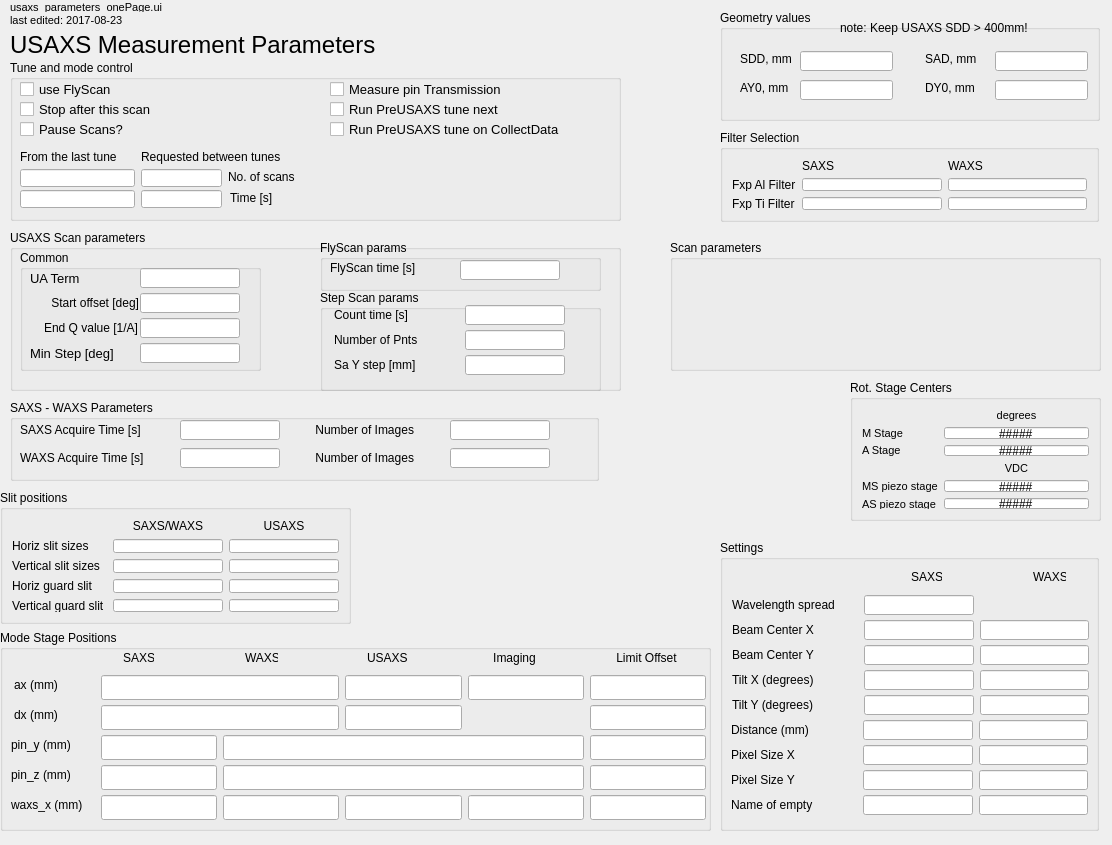
Above: usaxs/usaxs_parameters_onePage.ui from APS-USAXS/caQtDM-screens before the change. Below: the same form after it.
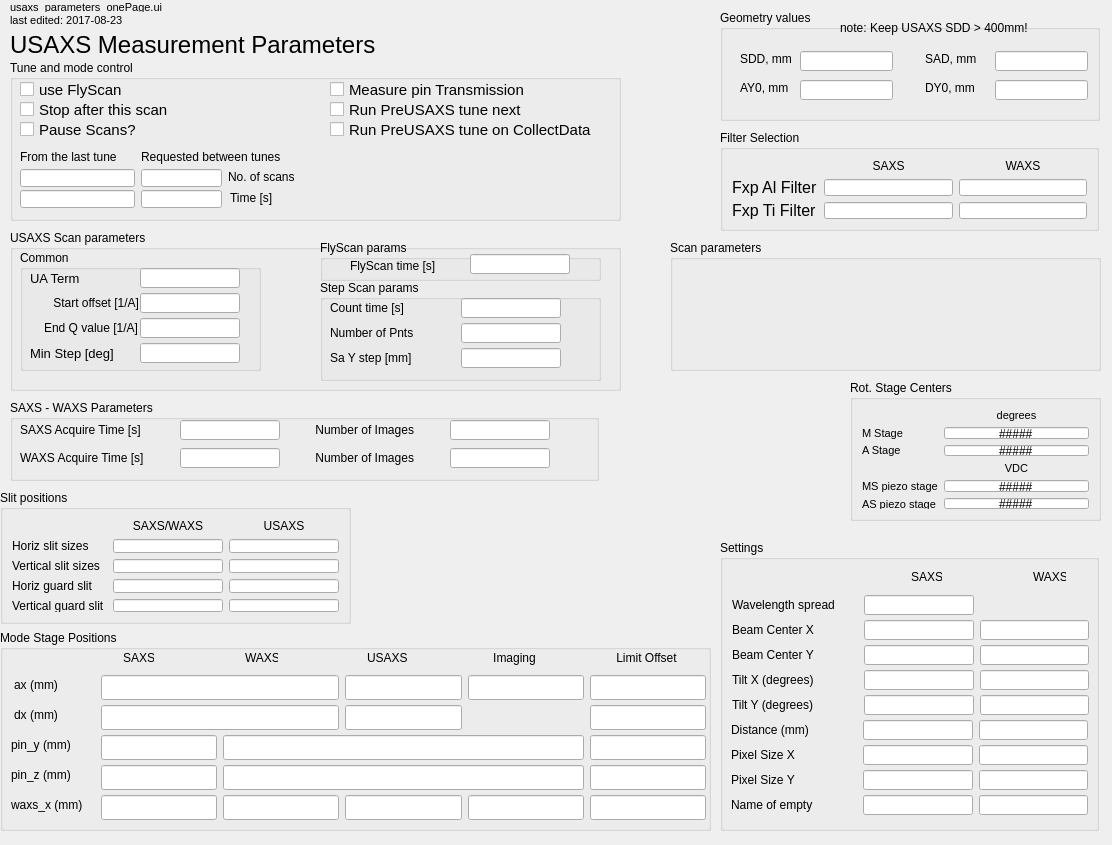
That is the form after the change. Custom widgets are drawn as their Qt base class.

Diff of the .ui file:
```diff
--- a/usaxs/usaxs_parameters_onePage.ui
+++ b/usaxs/usaxs_parameters_onePage.ui
@@ -135,7 +135,7 @@
        </rect>
       </property>
       <property name="text">
-       <string>&lt;html&gt;&lt;head/&gt;&lt;body&gt;&lt;p&gt;Start offset [deg]&lt;/p&gt;&lt;/body&gt;&lt;/html&gt;</string>
+       <string>&lt;html&gt;&lt;head/&gt;&lt;body&gt;&lt;p&gt;Start offset [1/A]&lt;/p&gt;&lt;/body&gt;&lt;/html&gt;</string>
       </property>
       <property name="alignment">
        <set>Qt::AlignRight|Qt::AlignTrailing|Qt::AlignVCenter</set>
@@ -274,7 +274,7 @@
        <x>310</x>
        <y>10</y>
        <width>281</width>
-       <height>51</height>
+       <height>41</height>
       </rect>
      </property>
      <property name="title">
@@ -283,8 +283,8 @@
      <widget class="QLabel" name="label_10">
       <property name="geometry">
        <rect>
-        <x>10</x>
-        <y>20</y>
+        <x>30</x>
+        <y>18</y>
         <width>111</width>
         <height>16</height>
        </rect>
@@ -296,8 +296,8 @@
      <widget class="caTextEntry" name="catextentry_24">
       <property name="geometry">
        <rect>
-        <x>140</x>
-        <y>20</y>
+        <x>150</x>
+        <y>14</y>
         <width>100</width>
         <height>20</height>
        </rect>
@@ -324,7 +324,7 @@
      <property name="geometry">
       <rect>
        <x>310</x>
-       <y>60</y>
+       <y>50</y>
        <width>281</width>
        <height>101</height>
       </rect>
@@ -335,8 +335,8 @@
      <widget class="QLabel" name="label_8">
       <property name="geometry">
        <rect>
-        <x>14</x>
-        <y>17</y>
+        <x>10</x>
+        <y>20</y>
         <width>89</width>
         <height>16</height>
        </rect>
@@ -348,8 +348,8 @@
      <widget class="QLabel" name="label_6">
       <property name="geometry">
        <rect>
-        <x>14</x>
-        <y>42</y>
+        <x>10</x>
+        <y>45</y>
         <width>97</width>
         <height>16</height>
        </rect>
@@ -361,8 +361,8 @@
      <widget class="QLabel" name="label_4">
       <property name="geometry">
        <rect>
-        <x>14</x>
-        <y>67</y>
+        <x>10</x>
+        <y>70</y>
         <width>95</width>
         <height>16</height>
        </rect>
@@ -374,8 +374,8 @@
      <widget class="caTextEntry" name="catextentry_14">
       <property name="geometry">
        <rect>
-        <x>145</x>
-        <y>15</y>
+        <x>141</x>
+        <y>18</y>
         <width>100</width>
         <height>20</height>
        </rect>
@@ -397,8 +397,8 @@
      <widget class="caTextEntry" name="catextentry_13">
       <property name="geometry">
        <rect>
-        <x>145</x>
-        <y>65</y>
+        <x>141</x>
+        <y>68</y>
         <width>100</width>
         <height>20</height>
        </rect>
@@ -420,8 +420,8 @@
      <widget class="caTextEntry" name="catextentry_10">
       <property name="geometry">
        <rect>
-        <x>145</x>
-        <y>40</y>
+        <x>141</x>
+        <y>43</y>
         <width>100</width>
         <height>20</height>
        </rect>
@@ -1546,17 +1546,6 @@
       <enum>caLineEdit::Static</enum>
      </property>
     </widget>
-    <zorder>label_18</zorder>
-    <zorder>catextentry_111</zorder>
-    <zorder>label_66</zorder>
-    <zorder>label_82</zorder>
-    <zorder>catextentry_109</zorder>
-    <zorder>groupBox_14</zorder>
-    <zorder>label</zorder>
-    <zorder>label_57</zorder>
-    <zorder>label_54</zorder>
-    <zorder>catextentry_68</zorder>
-    <zorder>catextentry_69</zorder>
    </widget>
    <widget class="QGroupBox" name="groupBox_14">
     <property name="geometry">
@@ -1587,7 +1576,7 @@
      </property>
      <property name="font">
       <font>
-       <pointsize>10</pointsize>
+       <pointsize>11</pointsize>
       </font>
      </property>
      <property name="text">
@@ -1614,7 +1603,7 @@
      </property>
      <property name="font">
       <font>
-       <pointsize>10</pointsize>
+       <pointsize>11</pointsize>
       </font>
      </property>
      <property name="text">
@@ -1650,7 +1639,7 @@
      </property>
      <property name="font">
       <font>
-       <pointsize>10</pointsize>
+       <pointsize>11</pointsize>
       </font>
      </property>
      <property name="text">
@@ -1852,14 +1841,14 @@
      </property>
      <property name="font">
       <font>
-       <pointsize>10</pointsize>
+       <pointsize>11</pointsize>
       </font>
      </property>
      <property name="text">
       <string>use FlyScan</string>
      </property>
      <property name="channel" stdset="0">
-      <string notr="true">9idcLAX:USAXS:useFlyscan</string>
+      <string notr="true">9idcLAX:USAXS:UseFlyscan</string>
      </property>
     </widget>
     <widget class="caToggleButton" name="catogglebutton_5">
@@ -1879,7 +1868,7 @@
      </property>
      <property name="font">
       <font>
-       <pointsize>10</pointsize>
+       <pointsize>11</pointsize>
       </font>
      </property>
      <property name="text">
@@ -1906,7 +1895,7 @@
      </property>
      <property name="font">
       <font>
-       <pointsize>10</pointsize>
+       <pointsize>11</pointsize>
       </font>
      </property>
      <property name="text">
@@ -1923,29 +1912,40 @@
       <x>720</x>
       <y>130</y>
       <width>379</width>
-      <height>92</height>
+      <height>101</height>
      </rect>
     </property>
     <property name="title">
      <string>Filter Selection</string>
     </property>
     <layout class="QGridLayout" name="gridLayout_6">
-     <item row="0" column="1">
-      <widget class="QLabel" name="label_29">
-       <property name="text">
-        <string>SAXS</string>
-       </property>
-      </widget>
-     </item>
      <item row="0" column="2">
       <widget class="QLabel" name="label_19">
        <property name="text">
         <string>WAXS</string>
        </property>
+       <property name="alignment">
+        <set>Qt::AlignCenter</set>
+       </property>
+      </widget>
+     </item>
+     <item row="0" column="1">
+      <widget class="QLabel" name="label_29">
+       <property name="text">
+        <string>SAXS</string>
+       </property>
+       <property name="alignment">
+        <set>Qt::AlignCenter</set>
+       </property>
       </widget>
      </item>
      <item row="1" column="0">
       <widget class="QLabel" name="label_9">
+       <property name="font">
+        <font>
+         <pointsize>12</pointsize>
+        </font>
+       </property>
        <property name="text">
         <string>Fxp Al Filter</string>
        </property>
@@ -1953,6 +1953,13 @@
      </item>
      <item row="1" column="1">
       <widget class="caTextEntry" name="catextentry_71">
+       <property name="font">
+        <font>
+         <family>Monospace</family>
+         <pointsize>7</pointsize>
+         <stylestrategy>PreferDefault</stylestrategy>
+        </font>
+       </property>
        <property name="channel" stdset="0">
         <string notr="true">9idcLAX:USAXS_Pin:Exp_Al_Filter.VAL</string>
        </property>
@@ -1970,6 +1977,13 @@
      </item>
      <item row="1" column="2">
       <widget class="caTextEntry" name="catextentry_73">
+       <property name="font">
+        <font>
+         <family>Monospace</family>
+         <pointsize>7</pointsize>
+         <stylestrategy>PreferDefault</stylestrategy>
+        </font>
+       </property>
        <property name="channel" stdset="0">
         <string notr="true">9idcLAX:USAXS_WAXS:Exp_Al_Filter.VAL</string>
        </property>
@@ -1987,6 +2001,11 @@
      </item>
      <item row="2" column="0">
       <widget class="QLabel" name="label_30">
+       <property name="font">
+        <font>
+         <pointsize>12</pointsize>
+        </font>
+       </property>
        <property name="text">
         <string>Fxp Ti Filter</string>
        </property>
@@ -1994,6 +2013,13 @@
      </item>
      <item row="2" column="1">
       <widget class="caTextEntry" name="catextentry_74">
+       <property name="font">
+        <font>
+         <family>Monospace</family>
+         <pointsize>7</pointsize>
+         <stylestrategy>PreferDefault</stylestrategy>
+        </font>
+       </property>
        <property name="channel" stdset="0">
         <string notr="true">9idcLAX:USAXS_Pin:Exp_Ti_Filter.VAL</string>
        </property>
@@ -2011,6 +2037,13 @@
      </item>
      <item row="2" column="2">
       <widget class="caTextEntry" name="catextentry_72">
+       <property name="font">
+        <font>
+         <family>Monospace</family>
+         <pointsize>7</pointsize>
+         <stylestrategy>PreferDefault</stylestrategy>
+        </font>
+       </property>
        <property name="channel" stdset="0">
         <string notr="true">9idcLAX:USAXS_WAXS:Exp_Ti_Filter.VAL</string>
        </property>
```
